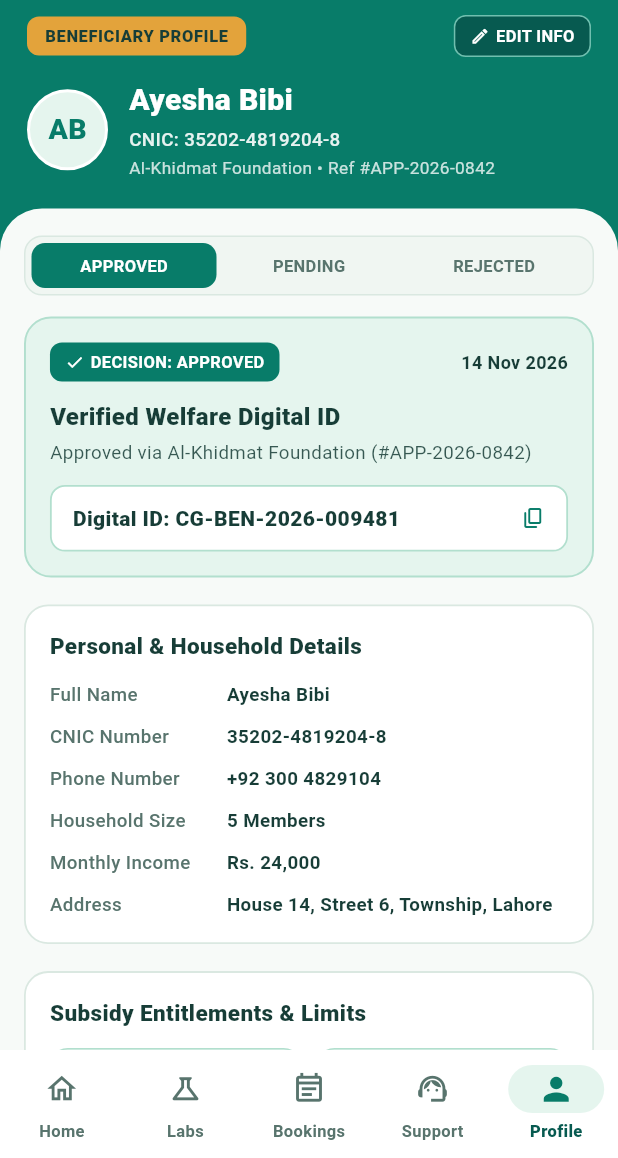
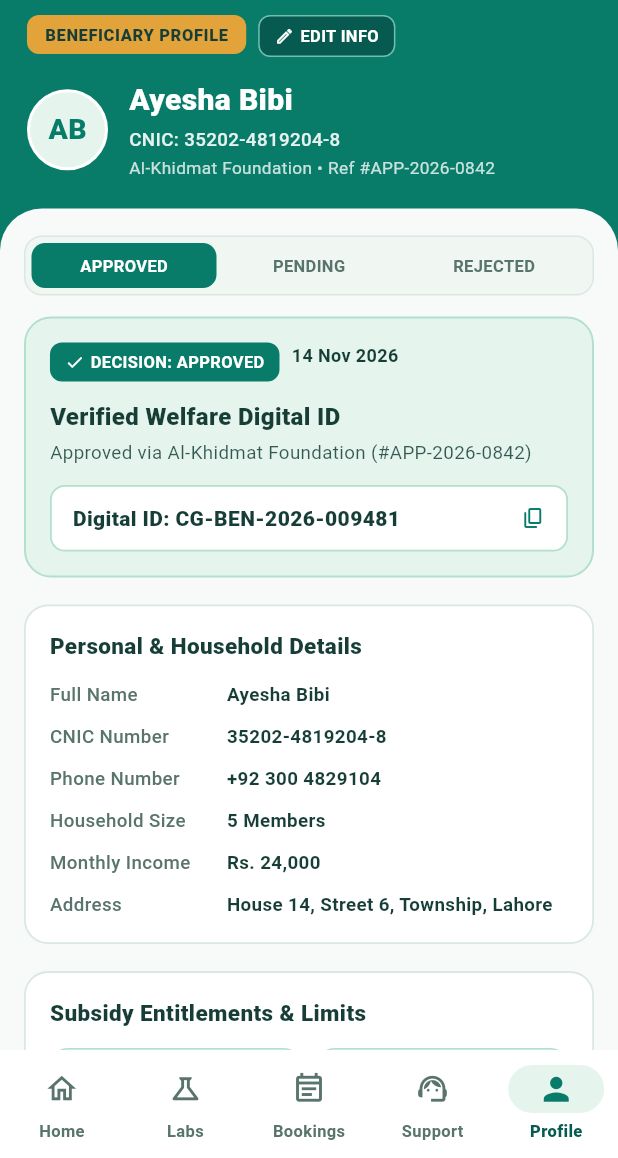
Before and after one commit to huzaifakamran428/CareGrid, a Flutter app: the screen it shows after launch, item 5 of the bottom bar chosen, on a phone screen of 412 x 824 dp, the part 78-1236 px from its top. Run offline on Flutter 3.47's test engine with Material 3 defaults, Android fonts, the phone set to English and light mode, and no system bars.

Commit message:
fix(ui): prevent profile and booking history header overflow on compact phones
Allow status chips, monthly limits and document actions to wrap, and constrain long Digital ID text.

```diff
--- a/frontend/mobile_app/lib/features/beneficiary/presentation/screens/beneficiary_profile_screen.dart
+++ b/frontend/mobile_app/lib/features/beneficiary/presentation/screens/beneficiary_profile_screen.dart
@@ -217,8 +217,10 @@ class _BeneficiaryProfileScreenState extends State<BeneficiaryProfileScreen> {
         crossAxisAlignment: CrossAxisAlignment.start,
         children: [
           // Top Pill Row
-          Row(
-            mainAxisAlignment: MainAxisAlignment.spaceBetween,
+          Wrap(
+            alignment: WrapAlignment.spaceBetween,
+            spacing: 8,
+            runSpacing: 8,
             children: [
               Container(
                 padding:
@@ -585,8 +587,10 @@ class _BeneficiaryProfileScreenState extends State<BeneficiaryProfileScreen> {
       child: Column(
         crossAxisAlignment: CrossAxisAlignment.start,
         children: [
-          Row(
-            mainAxisAlignment: MainAxisAlignment.spaceBetween,
+          Wrap(
+            alignment: WrapAlignment.spaceBetween,
+            spacing: 8,
+            runSpacing: 8,
             children: [
               Container(
                 padding:
@@ -653,14 +657,17 @@ class _BeneficiaryProfileScreenState extends State<BeneficiaryProfileScreen> {
               child: Row(
                 mainAxisAlignment: MainAxisAlignment.spaceBetween,
                 children: [
-                  Text(
+                  Expanded(child: Text(
                     'Digital ID: ${_profileData['digitalId']}',
+                    maxLines: 2,
+                    overflow: TextOverflow.ellipsis,
                     style: const TextStyle(
                       color: _darkForestText,
                       fontSize: 14,
                       fontWeight: FontWeight.w800,
                     ),
-                  ),
+                  )),
+                  const SizedBox(width: 8),
                   const Icon(
                     Icons.copy_rounded,
                     size: 16,
@@ -791,8 +798,10 @@ class _BeneficiaryProfileScreenState extends State<BeneficiaryProfileScreen> {
               color: _neutralBtnBg,
               borderRadius: BorderRadius.circular(10),
             ),
-            child: Row(
-              mainAxisAlignment: MainAxisAlignment.spaceBetween,
+            child: Wrap(
+              alignment: WrapAlignment.spaceBetween,
+              spacing: 8,
+              runSpacing: 8,
               children: [
                 const Text(
                   'Remaining Monthly Limit',
@@ -866,8 +875,10 @@ class _BeneficiaryProfileScreenState extends State<BeneficiaryProfileScreen> {
       child: Column(
         crossAxisAlignment: CrossAxisAlignment.start,
         children: [
-          Row(
-            mainAxisAlignment: MainAxisAlignment.spaceBetween,
+          Wrap(
+            alignment: WrapAlignment.spaceBetween,
+            spacing: 8,
+            runSpacing: 8,
             children: [
               const Text(
                 'Verification Documents',
--- a/frontend/mobile_app/lib/features/beneficiary/presentation/screens/booking_history_screen.dart
+++ b/frontend/mobile_app/lib/features/beneficiary/presentation/screens/booking_history_screen.dart
@@ -176,8 +176,10 @@ class _BookingHistoryScreenState extends State<BookingHistoryScreen> {
       child: Column(
         crossAxisAlignment: CrossAxisAlignment.start,
         children: [
-          Row(
-            mainAxisAlignment: MainAxisAlignment.spaceBetween,
+          Wrap(
+            alignment: WrapAlignment.spaceBetween,
+            spacing: 8,
+            runSpacing: 8,
             children: [
               Container(
                 padding:
```
